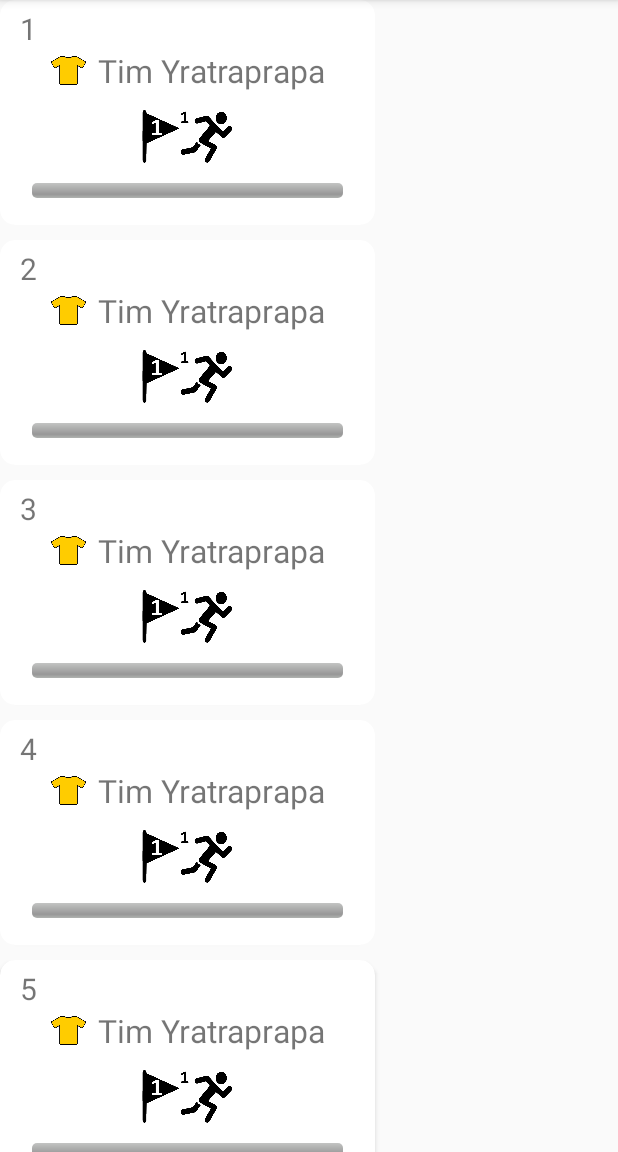
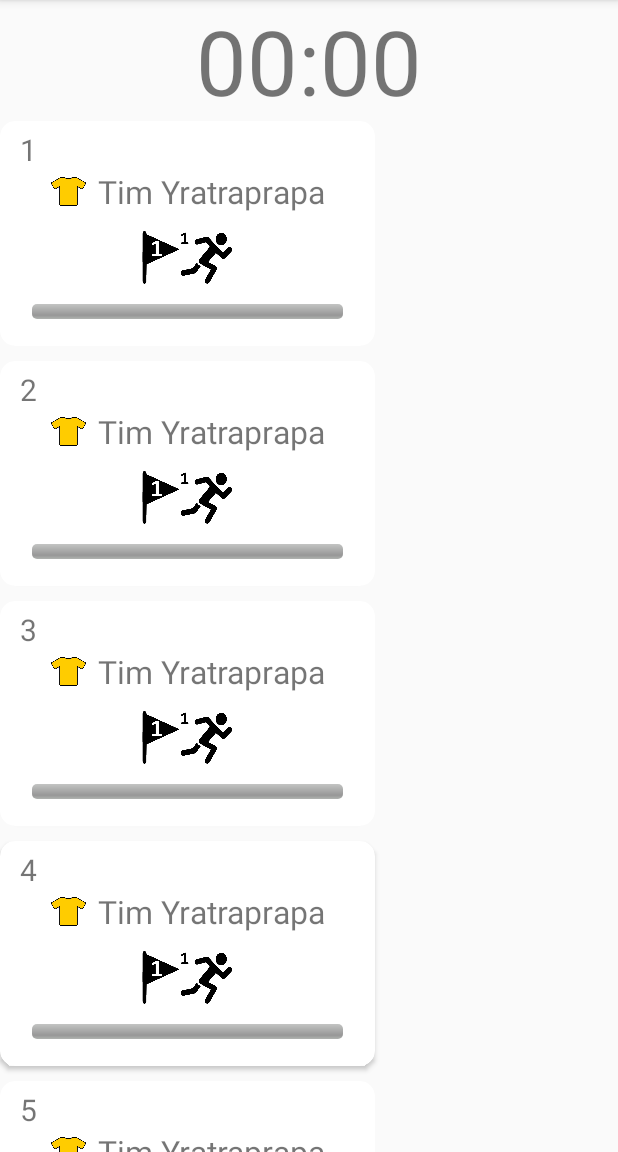
Before and after one commit to lheydel/android-race-app, an Android app: the screen it shows after launch (CourseTimerActivity), on a phone screen of 412 x 824 dp, the part 84-1236 px from its top. Run offline under Robolectric (Android 15) with nearby library versions, the phone set to English and light mode, and no system bars.

Commit message:
pit stop img + timer

```diff
--- a/app/src/main/java/com/example/lo52_f1_levier/coursetimer/CourseTimerActivity.kt
+++ b/app/src/main/java/com/example/lo52_f1_levier/coursetimer/CourseTimerActivity.kt
@@ -1,7 +1,7 @@
 package com.example.lo52_f1_levier.coursetimer
 
+import androidx.appcompat.app.AppCompatActivity
 import android.os.Bundle
-import androidx.appcompat.app.AppCompatActivity
 import androidx.recyclerview.widget.RecyclerView
 import com.example.lo52_f1_levier.R
 import com.example.lo52_f1_levier.utils.GridAutofitLayoutManager
@@ -31,21 +31,5 @@ class CourseTimerActivity : AppCompatActivity() {
         teamBoxGrid.adapter = TeamBoxGridAdapter(teams)
 
         teamBoxGrid.setHasFixedSize(true)
-        //registerForContextMenu(teamBoxGrid)
     }
-
-    /*override fun onCreateContextMenu(menu: ContextMenu?, v: View?, menuInfo: ContextMenu.ContextMenuInfo?) {
-        super.onCreateContextMenu(menu, v, menuInfo)
-        menuInflater.inflate(R.menu.teambox_menu, menu)
-    }
-
-    override fun onContextItemSelected(item: MenuItem): Boolean {
-        return when(item.itemId) {
-            R.id.teambox_menu_detail -> {
-                Toast.makeText(applicationContext, "blblbl", Toast.LENGTH_LONG).show()
-                return true
-            }
-            else -> super.onContextItemSelected(item)
-        }
-    }*/
 }
--- a/app/src/main/res/layout/activity_course_timer.xml
+++ b/app/src/main/res/layout/activity_course_timer.xml
@@ -1,13 +1,28 @@
 <?xml version="1.0" encoding="utf-8"?>
-<FrameLayout xmlns:android="http://schemas.android.com/apk/res/android"
+<androidx.constraintlayout.widget.ConstraintLayout xmlns:android="http://schemas.android.com/apk/res/android"
+    xmlns:app="http://schemas.android.com/apk/res-auto"
     xmlns:tools="http://schemas.android.com/tools"
     android:id="@+id/container"
     android:layout_width="match_parent"
     android:layout_height="match_parent"
-    tools:context=".coursetimer.CourseTimerActivity" >
+    tools:context=".coursetimer.CourseTimerActivity">
+
+    <TextView
+        android:id="@+id/timer"
+        android:layout_width="wrap_content"
+        android:layout_height="wrap_content"
+        android:text="00:00"
+        android:textSize="60sp"
+        app:layout_constraintEnd_toEndOf="parent"
+        app:layout_constraintStart_toStartOf="parent"
+        app:layout_constraintTop_toTopOf="parent" />
 
     <androidx.recyclerview.widget.RecyclerView
         android:id="@+id/teamBoxes"
-        android:layout_width="match_parent"
-        android:layout_height="match_parent" />
-</FrameLayout>
+        android:layout_width="0dp"
+        android:layout_height="0dp"
+        app:layout_constraintBottom_toBottomOf="parent"
+        app:layout_constraintEnd_toEndOf="parent"
+        app:layout_constraintStart_toStartOf="parent"
+        app:layout_constraintTop_toBottomOf="@+id/timer" />
+</androidx.constraintlayout.widget.ConstraintLayout>
```
Also changed, not shown: app/src/main/res/drawable/pitstop.png.
